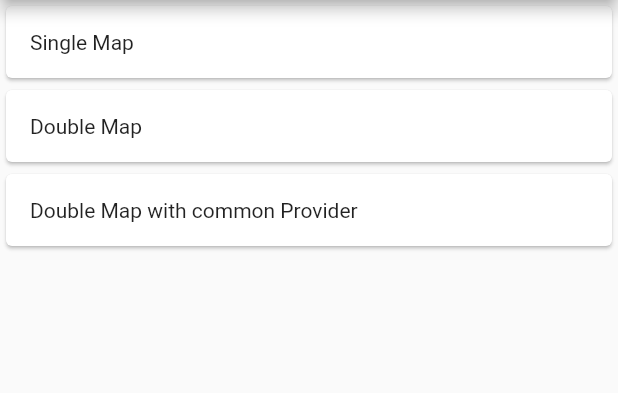
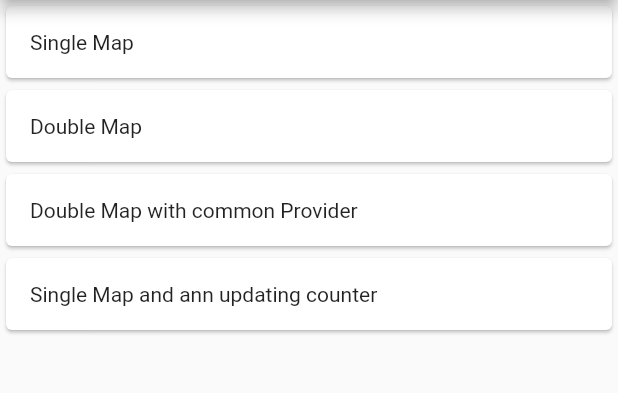
Before and after one commit to Supercaly/fmaps, a Flutter app: the screen it shows after launch, on a phone screen of 412 x 824 dp, the part 84-477 px from its top. Run offline on Flutter 3.47's test engine with Material 2 defaults, Android fonts, the phone set to English and light mode, and no system bars; key blocks and very long unbroken strings in the code were emptied for the run.

Commit message:
Add map_with_keys.dart screen in example app

```diff
--- a/example/lib/main.dart
+++ b/example/lib/main.dart
@@ -1,5 +1,6 @@
 import 'package:example/double_map.dart';
 import 'package:example/double_map_with_provider.dart';
+import 'package:example/map_with_keys.dart';
 import 'package:example/single_map.dart';
 import 'package:flutter/material.dart';
 
@@ -21,6 +22,7 @@ class MyApp extends StatelessWidget {
         "/single_map": (_) => SingleMap(),
         "/double_map": (_) => DoubleMap(),
         "/double_map_prov": (_) => DoubleMapWithProvider(),
+        "/map_keys_prov": (_) => MapWithKeys(),
       },
     );
   }
@@ -64,6 +66,15 @@ class HomePage extends StatelessWidget {
               ),
             ),
           ),
+          Card(
+            child: InkWell(
+              onTap: () => Navigator.pushNamed(context, "/map_keys_prov"),
+              child: Padding(
+                child: Text("Single Map and ann updating counter"),
+                padding: EdgeInsets.all(16.0),
+              ),
+            ),
+          ),
         ],
       ),
     );
```
Also changed, not shown: example/lib/map_with_keys.dart (added, +58 -0 lines), example/pubspec.lock.
